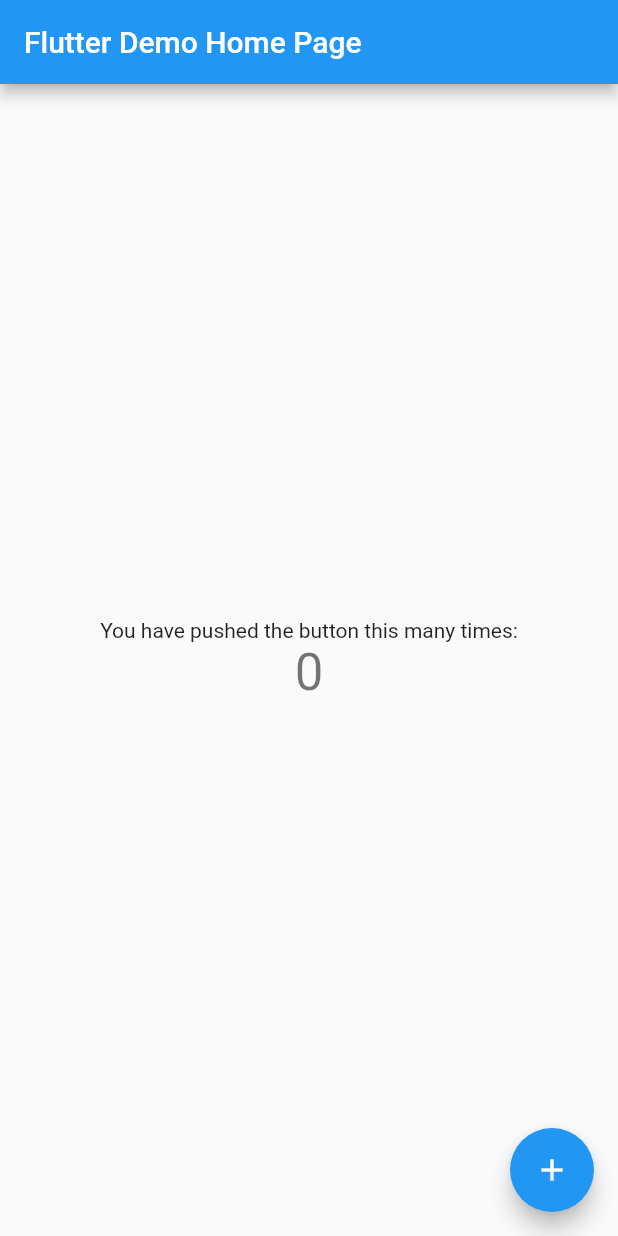
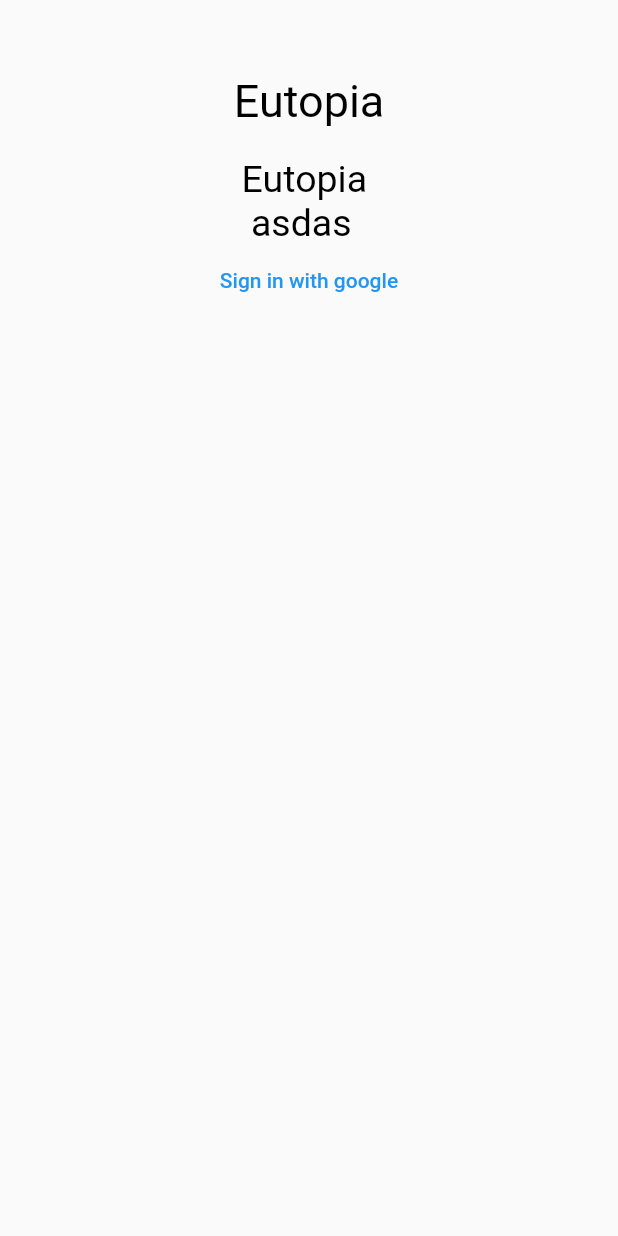
Before and after one commit to RobinSinghChouhan/eutopia, a Flutter app: the screen it shows after launch, on a phone screen of 412 x 824 dp. Run offline on Flutter 3.47's test engine with Material 2 defaults, Android fonts, the phone set to English and light mode, and no system bars; our stand-ins replace cloud_firestore, firebase_auth, firebase_core, firebase_storage, google_sign_in, image_picker; accounts and stored records are empty.

Commit message:
Google sign in added.

```diff
--- /dev/null
+++ b/lib/login_screen.dart
@@ -0,0 +1,66 @@
+import 'package:eutopia/main.dart';
+import 'package:flutter/material.dart';
+import 'package:google_sign_in/google_sign_in.dart';
+
+class LoginScreen extends StatefulWidget {
+  const LoginScreen({Key? key}) : super(key: key);
+
+  @override
+  State<LoginScreen> createState() => _LoginScreenState();
+}
+
+class _LoginScreenState extends State<LoginScreen> {
+  GoogleSignIn _googleSignIn = GoogleSignIn();
+  GoogleSignInAccount? _currentUser;
+
+  initState(){
+    super.initState();
+    _googleSignIn.onCurrentUserChanged.listen((GoogleSignInAccount? account) {
+      setState(() {
+        _currentUser = account;
+        print(_currentUser!.email.toString());
+      });
+      if (_currentUser != null) {
+        // _handleGetContact(_currentUser!);
+        Navigator.of(context).push(MaterialPageRoute(builder: (context) => MyHomePage(title: "My New App")));
+      }
+    });
+    _googleSignIn.signInSilently();
+  }
+
+  Future<void> _handleSignIn() async{
+    try{
+      await _googleSignIn.signIn();
+    }catch(error){
+      print(error);
+    }
+  }
+
+  @override
+  Widget build(BuildContext context) {
+    return Scaffold(
+
+      body: Container(
+        width: MediaQuery.of(context).size.width,
+        child: Column(
+          crossAxisAlignment: CrossAxisAlignment.center,
+          children: [
+            const SizedBox(height: 50.0,),
+            const Text("Eutopia",
+            style: TextStyle(
+              fontSize: 30,
+              color: Colors.black,
+            ),),
+            const SizedBox(height: 20.0,),
+            const Text("Eutopia \n asdas",
+              style: TextStyle(
+                fontSize: 25,
+                color: Colors.black,
+              ),),
+            TextButton(onPressed: _handleSignIn, child: const Text("Sign in with google")),
+          ],
+        ),
+      ),
+    );
+  }
+}
--- a/lib/main.dart
+++ b/lib/main.dart
@@ -1,4 +1,5 @@
 import 'dart:io';
+import 'package:eutopia/login_screen.dart';
 import 'package:flutter/material.dart';
 import 'package:cloud_firestore/cloud_firestore.dart';
 import 'package:firebase_core/firebase_core.dart';
@@ -34,10 +35,11 @@ class _MyAppState extends State<MyApp> {
       theme: ThemeData(
         primarySwatch: Colors.blue,
       ),
-      home: const MyHomePage(title: 'Flutter Demo Home Page'),
+      home: LoginScreen(),
     );
   }
 }
+
 
 class MyHomePage extends StatefulWidget {
   const MyHomePage({Key? key, required this.title}) : super(key: key);
--- a/pubspec.yaml
+++ b/pubspec.yaml
@@ -51,6 +51,8 @@ dev_dependencies:
   cloud_firestore: ^3.1.10
   image_picker: ^0.8.3+3
   firebase_storage: ^10.2.9
+  google_fonts: ^2.3.1
+  google_sign_in: ^5.2.4
 
 # For information on the generic Dart part of this file, see the
 # following page: https://dart.dev/tools/pub/pubspec
```
Also changed, not shown: pubspec.lock, 1 other file.
